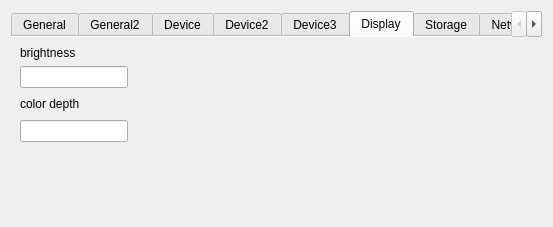
Old version of the form examples/sysinfo/dialog_landscape.ui in the repository qtproject/qt-mobility.
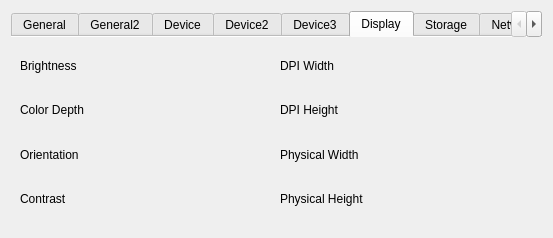
New version of the form. The open tabs and pages were chosen to show the change. Icons and pictures are not drawn.

Diff of the .ui file:
```diff
--- a/examples/sysinfo/dialog_landscape.ui
+++ b/examples/sysinfo/dialog_landscape.ui
@@ -7,7 +7,7 @@
     <x>0</x>
     <y>0</y>
     <width>553</width>
-    <height>227</height>
+    <height>238</height>
    </rect>
   </property>
   <property name="windowTitle">
@@ -807,82 +807,148 @@
       </attribute>
       <layout class="QGridLayout" name="gridLayout_18">
        <item row="0" column="0">
-        <widget class="QLabel" name="label_40">
-         <property name="text">
-          <string>brightness</string>
-         </property>
-        </widget>
+        <layout class="QHBoxLayout" name="horizontalLayout_35">
+         <item>
+          <widget class="QLabel" name="label_133">
+           <property name="text">
+            <string>Brightness</string>
+           </property>
+          </widget>
+         </item>
+         <item>
+          <widget class="QLabel" name="brightnessLabel">
+           <property name="text">
+            <string/>
+           </property>
+          </widget>
+         </item>
+        </layout>
+       </item>
+       <item row="0" column="1">
+        <layout class="QHBoxLayout" name="horizontalLayout_39">
+         <item>
+          <widget class="QLabel" name="label_137">
+           <property name="text">
+            <string>DPI Width</string>
+           </property>
+          </widget>
+         </item>
+         <item>
+          <widget class="QLabel" name="dpiWidthLabel">
+           <property name="text">
+            <string/>
+           </property>
+          </widget>
+         </item>
+        </layout>
        </item>
        <item row="1" column="0">
-        <widget class="QLineEdit" name="brightnessLineEdit">
-         <property name="sizePolicy">
-          <sizepolicy hsizetype="Fixed" vsizetype="Fixed">
-           <horstretch>0</horstretch>
-           <verstretch>0</verstretch>
-          </sizepolicy>
-         </property>
-         <property name="mouseTracking">
-          <bool>false</bool>
-         </property>
-         <property name="focusPolicy">
-          <enum>Qt::NoFocus</enum>
-         </property>
-         <property name="acceptDrops">
-          <bool>false</bool>
-         </property>
-        </widget>
+        <layout class="QHBoxLayout" name="horizontalLayout_36">
+         <item>
+          <widget class="QLabel" name="label_134">
+           <property name="text">
+            <string>Color Depth</string>
+           </property>
+          </widget>
+         </item>
+         <item>
+          <widget class="QLabel" name="colorDepthLabel">
+           <property name="text">
+            <string/>
+           </property>
+          </widget>
+         </item>
+        </layout>
+       </item>
+       <item row="1" column="1">
+        <layout class="QHBoxLayout" name="horizontalLayout_40">
+         <item>
+          <widget class="QLabel" name="label_138">
+           <property name="text">
+            <string>DPI Height</string>
+           </property>
+          </widget>
+         </item>
+         <item>
+          <widget class="QLabel" name="dpiHeightLabel">
+           <property name="text">
+            <string/>
+           </property>
+          </widget>
+         </item>
+        </layout>
        </item>
        <item row="2" column="0">
-        <widget class="QLabel" name="label_41">
-         <property name="text">
-          <string>color depth</string>
-         </property>
-        </widget>
+        <layout class="QHBoxLayout" name="horizontalLayout_37">
+         <item>
+          <widget class="QLabel" name="label_135">
+           <property name="text">
+            <string>Orientation</string>
+           </property>
+          </widget>
+         </item>
+         <item>
+          <widget class="QLabel" name="orientationLabel">
+           <property name="text">
+            <string/>
+           </property>
+          </widget>
+         </item>
+        </layout>
        </item>
        <item row="2" column="1">
-        <spacer name="horizontalSpacer_15">
-         <property name="orientation">
-          <enum>Qt::Horizontal</enum>
-         </property>
-         <property name="sizeHint" stdset="0">
-          <size>
-           <width>357</width>
-           <height>20</height>
-          </size>
-         </property>
-        </spacer>
+        <layout class="QHBoxLayout" name="horizontalLayout_48">
+         <item>
+          <widget class="QLabel" name="label_139">
+           <property name="text">
+            <string>Physical Width</string>
+           </property>
+          </widget>
+         </item>
+         <item>
+          <widget class="QLabel" name="physicalWidthLabel">
+           <property name="text">
+            <string/>
+           </property>
+          </widget>
+         </item>
+        </layout>
        </item>
        <item row="3" column="0">
-        <widget class="QLineEdit" name="colorDepthLineEdit">
-         <property name="sizePolicy">
-          <sizepolicy hsizetype="Fixed" vsizetype="Fixed">
-           <horstretch>0</horstretch>
-           <verstretch>0</verstretch>
-          </sizepolicy>
-         </property>
-         <property name="mouseTracking">
-          <bool>false</bool>
-         </property>
-         <property name="focusPolicy">
-          <enum>Qt::NoFocus</enum>
-         </property>
-         <property name="acceptDrops">
-          <bool>false</bool>
-         </property>
-        </widget>
+        <layout class="QHBoxLayout" name="horizontalLayout_38">
+         <item>
+          <widget class="QLabel" name="label_136">
+           <property name="text">
+            <string>Contrast</string>
+           </property>
+          </widget>
+         </item>
+         <item>
+          <widget class="QLabel" name="contrastLabel">
+           <property name="text">
+            <string/>
+           </property>
+          </widget>
+         </item>
+        </layout>
        </item>
-       <item row="4" column="0">
-        <spacer name="verticalSpacer_16">
-         <property name="orientation">
-          <enum>Qt::Vertical</enum>
-         </property>
-         <property name="sizeHint" stdset="0">
-          <size>
-           <width>20</width>
-           <height>371</height>
-          </size>
-         </property>
-        </spacer>
+       <item row="3" column="1">
+        <layout class="QHBoxLayout" name="horizontalLayout_49">
+         <item>
+          <widget class="QLabel" name="label_140">
+           <property name="text">
+            <string>Physical Height</string>
+           </property>
+          </widget>
+         </item>
+         <item>
+          <widget class="QLabel" name="physicalHeightLabel">
+           <property name="text">
+            <string/>
+           </property>
+          </widget>
+         </item>
+        </layout>
        </item>
       </layout>
      </widget>
```
Left out of the diff: 78 changed lines with no effect on the pictures.
